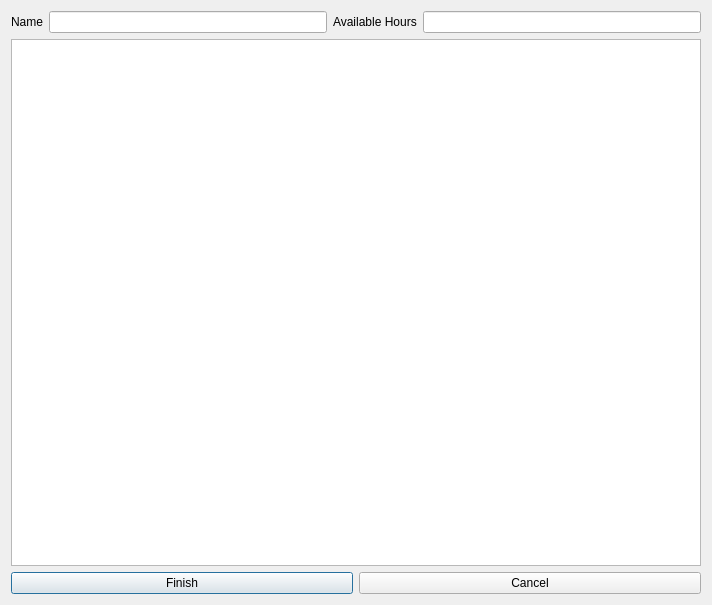
The window that qt_ui/instructor_3.ui (NeuralInsight/UniversityAutoClassScheduler) describes before a commit, drawn with Qt 5.
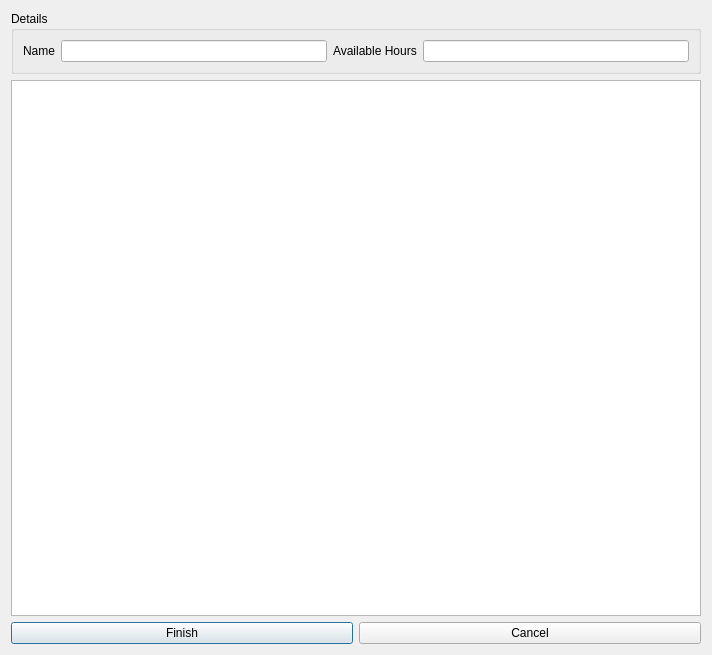
The same window after the commit.

Commit message: Change Room window

What changed in the file:
```diff
--- a/qt_ui/instructor_3.ui
+++ b/qt_ui/instructor_3.ui
@@ -7,7 +7,7 @@
     <x>0</x>
     <y>0</y>
     <width>712</width>
-    <height>605</height>
+    <height>655</height>
    </rect>
   </property>
   <property name="sizePolicy">
@@ -25,7 +25,7 @@
   <property name="maximumSize">
    <size>
     <width>712</width>
-    <height>605</height>
+    <height>655</height>
    </size>
   </property>
   <property name="focusPolicy">
@@ -39,6 +39,12 @@
   </property>
   <layout class="QVBoxLayout" name="verticalLayout">
    <item>
+    <widget class="QGroupBox" name="groupBox_3">
+     <property name="title">
+      <string>Details</string>
+     </property>
+     <layout class="QHBoxLayout" name="horizontalLayout_4">
+      <item>
     <layout class="QGridLayout" name="gridLayout">
      <property name="sizeConstraint">
       <enum>QLayout::SetMinimumSize</enum>
@@ -71,6 +77,9 @@
      </item>
     </layout>
    </item>
+     </layout>
+    </widget>
+   </item>
    <item>
     <widget class="QTableView" name="tableSchedule">
      <property name="sizePolicy">
```
Left out of the diff: 2 changed lines with no effect on the pictures. Lines whose indentation alone changed are shown as unchanged. The commit also changes 3 other files.
